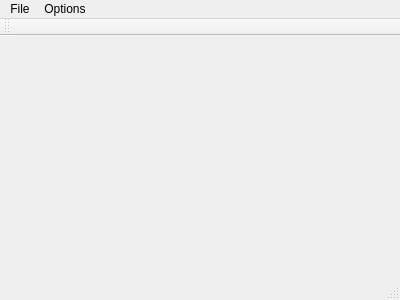
The window that src/linksaver.ui (pussbb/Link-Saver) describes before a commit, drawn with Qt 5.
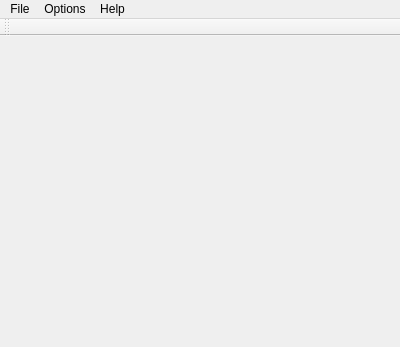
The same window after the commit.

The edit to the form file:
```diff
--- a/src/linksaver.ui
+++ b/src/linksaver.ui
@@ -7,7 +7,7 @@
     <x>0</x>
     <y>0</y>
     <width>400</width>
-    <height>300</height>
+    <height>347</height>
    </rect>
   </property>
   <property name="windowTitle">
@@ -34,8 +34,16 @@
      <string>Options</string>
     </property>
    </widget>
+   <widget class="QMenu" name="menuHelp">
+    <property name="title">
+     <string>Help</string>
+    </property>
+    <addaction name="actionAbout"/>
+    <addaction name="actionAbout_Qt"/>
+   </widget>
    <addaction name="menuFile"/>
    <addaction name="menuOptions"/>
+   <addaction name="menuHelp"/>
   </widget>
   <widget class="QToolBar" name="mainToolBar">
    <attribute name="toolBarArea">
@@ -45,7 +53,6 @@
     <bool>false</bool>
    </attribute>
   </widget>
-  <widget class="QStatusBar" name="statusBar"/>
   <action name="actionExit">
    <property name="text">
     <string>Exit</string>
```
Left out of the diff: 10 changed lines with no effect on the pictures.
